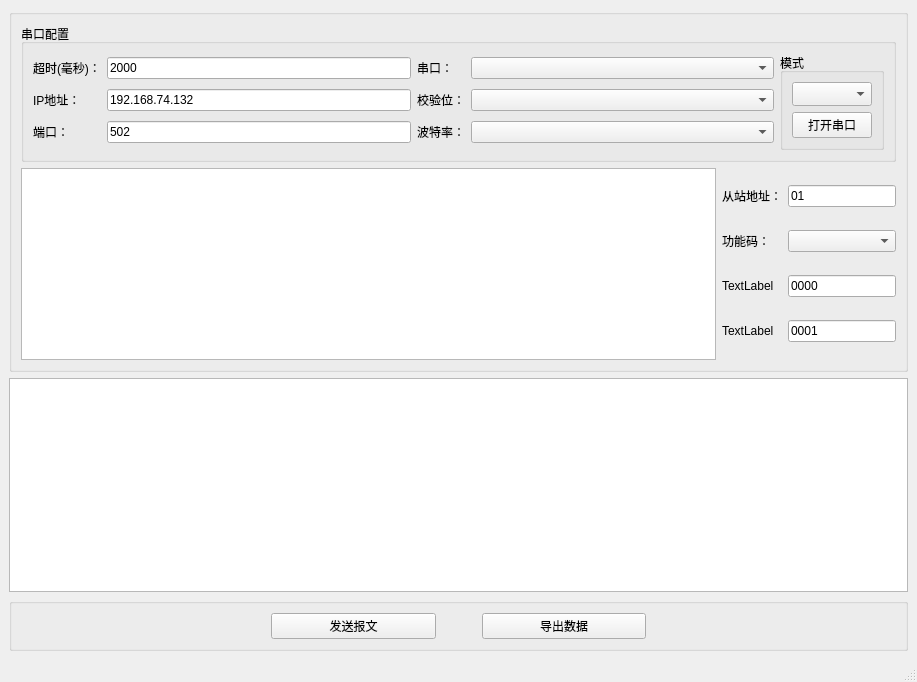
Before: the Qt Designer form mainwindow.ui in LysanderT/Modbus-Client-App, drawn with Qt 5.
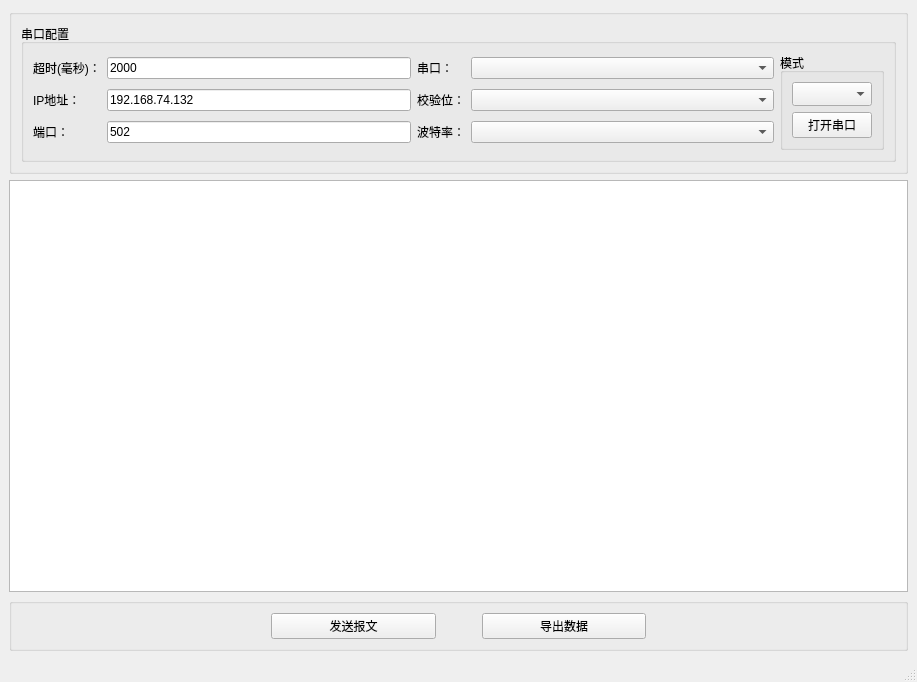
After: the same form once the commit is applied.

Commit message: remove the gui part for test

Diff of the .ui file:
```diff
--- a/mainwindow.ui
+++ b/mainwindow.ui
@@ -146,6 +146,12 @@
     </item>
     <item row="1" column="2">
      <widget class="QGroupBox" name="groupBox_2">
+      <property name="sizePolicy">
+       <sizepolicy hsizetype="Preferred" vsizetype="Fixed">
+        <horstretch>0</horstretch>
+        <verstretch>0</verstretch>
+       </sizepolicy>
+      </property>
       <property name="title">
        <string/>
       </property>
@@ -335,124 +341,6 @@
          </layout>
         </widget>
        </item>
-       <item row="2" column="1">
-        <layout class="QGridLayout" name="continuous_address">
-         <item row="1" column="1">
-          <widget class="QComboBox" name="comboBox_func">
-           <property name="sizeAdjustPolicy">
-            <enum>QComboBox::AdjustToContents</enum>
-           </property>
-          </widget>
-         </item>
-         <item row="3" column="1">
-          <widget class="QLineEdit" name="lineEdit_y">
-           <property name="sizePolicy">
-            <sizepolicy hsizetype="Preferred" vsizetype="Fixed">
-             <horstretch>0</horstretch>
-             <verstretch>0</verstretch>
-            </sizepolicy>
-           </property>
-           <property name="text">
-            <string>0001</string>
-           </property>
-          </widget>
-         </item>
-         <item row="2" column="0">
-          <widget class="QLabel" name="label_x">
-           <property name="sizePolicy">
-            <sizepolicy hsizetype="Fixed" vsizetype="Preferred">
-             <horstretch>0</horstretch>
-             <verstretch>0</verstretch>
-            </sizepolicy>
-           </property>
-           <property name="text">
-            <string>TextLabel</string>
-           </property>
-          </widget>
-         </item>
-         <item row="1" column="0">
-          <widget class="QLabel" name="label_4">
-           <property name="sizePolicy">
-            <sizepolicy hsizetype="Fixed" vsizetype="Preferred">
-             <horstretch>0</horstretch>
-             <verstretch>0</verstretch>
-            </sizepolicy>
-           </property>
-           <property name="text">
-            <string>功能码：</string>
-           </property>
-          </widget>
-         </item>
-         <item row="2" column="1">
-          <widget class="QLineEdit" name="lineEdit_x">
-           <property name="sizePolicy">
-            <sizepolicy hsizetype="Preferred" vsizetype="Fixed">
-             <horstretch>0</horstretch>
-             <verstretch>0</verstretch>
-            </sizepolicy>
-           </property>
-           <property name="text">
-            <string>0000</string>
-           </property>
-          </widget>
-         </item>
-         <item row="3" column="0">
-          <widget class="QLabel" name="label_y">
-           <property name="sizePolicy">
-            <sizepolicy hsizetype="Fixed" vsizetype="Preferred">
-             <horstretch>0</horstretch>
-             <verstretch>0</verstretch>
-            </sizepolicy>
-           </property>
-           <property name="text">
-            <string>TextLabel</string>
-           </property>
-          </widget>
-         </item>
-         <item row="0" column="1">
-          <widget class="QLineEdit" name="lineEdit_slave">
-           <property name="sizePolicy">
-            <sizepolicy hsizetype="Fixed" vsizetype="Fixed">
-             <horstretch>0</horstretch>
-             <verstretch>0</verstretch>
-            </sizepolicy>
-           </property>
-           <property name="text">
-            <string>01</string>
-           </property>
-          </widget>
-         </item>
-         <item row="0" column="0">
-          <widget class="QLabel" name="label">
-           <property name="sizePolicy">
-            <sizepolicy hsizetype="Fixed" vsizetype="Preferred">
-             <horstretch>0</horstretch>
-             <verstretch>0</verstretch>
-            </sizepolicy>
-           </property>
-           <property name="text">
-            <string>从站地址：</string>
-           </property>
-          </widget>
-         </item>
-        </layout>
-       </item>
-       <item row="2" column="0">
-        <widget class="QTextBrowser" name="textBrowser_receive">
-         <property name="sizePolicy">
-          <sizepolicy hsizetype="Expanding" vsizetype="Minimum">
-           <horstretch>0</horstretch>
-           <verstretch>0</verstretch>
-          </sizepolicy>
-         </property>
-         <property name="minimumSize">
-          <size>
-           <width>0</width>
-           <height>0</height>
-          </size>
-         </property>
-        </widget>
-       </item>
       </layout>
      </widget>
     </item>
```
Left out of the diff: 6 changed lines with no effect on the pictures. The commit also changes 2 other files.
